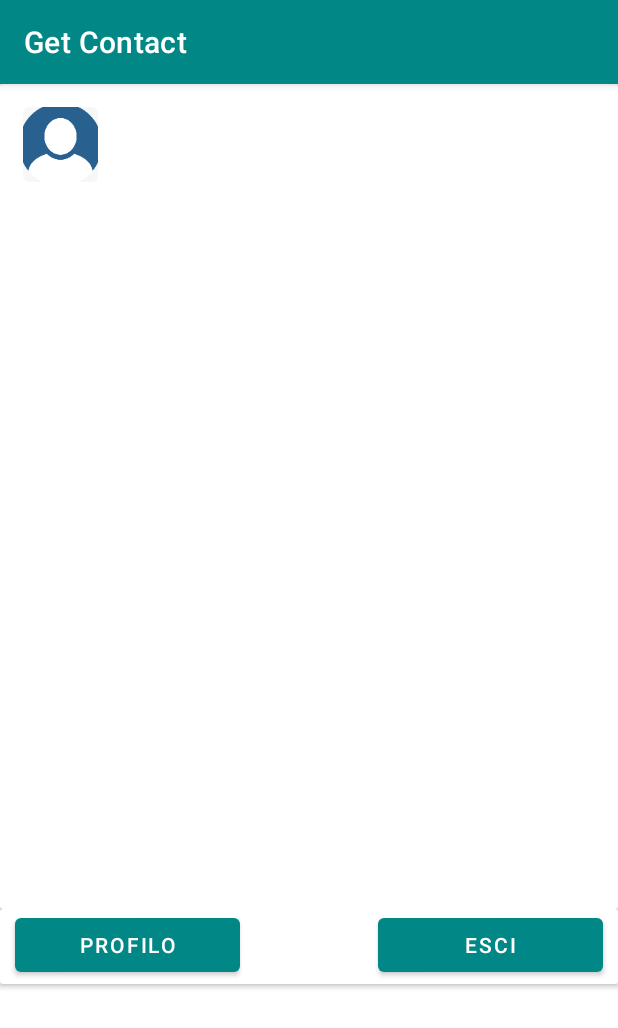
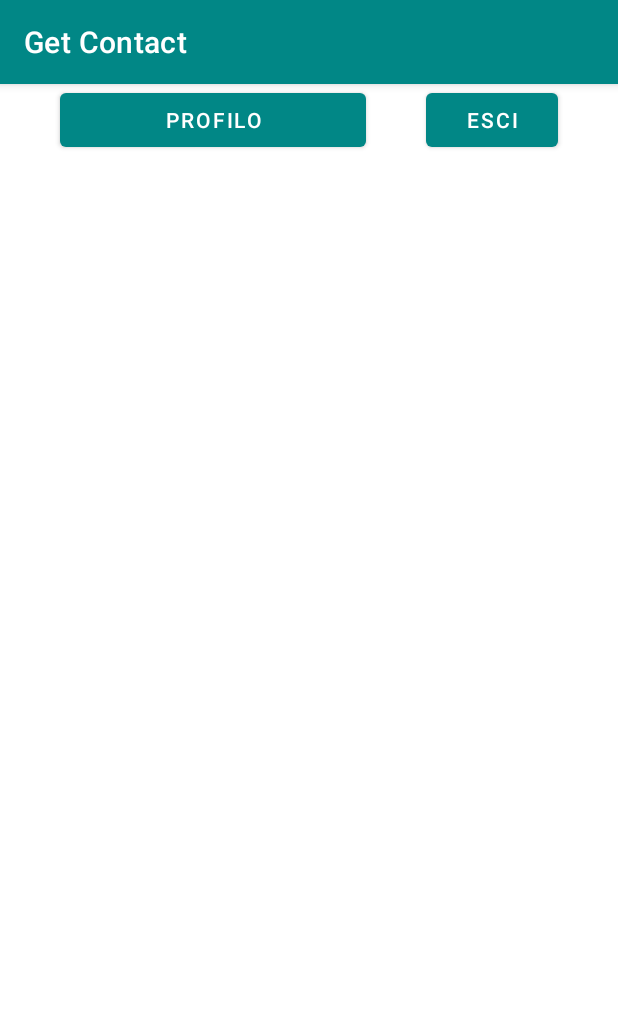
Before and after one commit to giadagabriele/Infocard, an Android app: the screen it shows after launch once a user with an empty profile is signed in (HomeActivity), on a phone screen of 412 x 824 dp. Shown: the top 1028 px of the screen. Run offline under Robolectric (Android 15) with nearby library versions, the phone set to English and light mode, and no system bars; our stand-ins replace Firebase (no records; nobody signed in at launch, a user with empty details on screens opened directly).

Commit message:
home fatta

```diff
--- a/app/src/main/java/com/example/contatti/EditActivity.java
+++ b/app/src/main/java/com/example/contatti/EditActivity.java
@@ -51,7 +51,7 @@
                 else{
                     nickname=aggiungiTextFieldVuoto(l,"Nickname",InputType.TYPE_CLASS_TEXT);
                     numero=aggiungiTextFieldVuoto(l,"Numero di telefono",InputType.TYPE_CLASS_PHONE);
-                    email=aggiungiTextFieldVuoto(l, "Email", InputType.TYPE_TEXT_VARIATION_EMAIL_ADDRESS);
+                    email=aggiungiTextField(l, auth.getCurrentUser().getEmail(), InputType.TYPE_TEXT_VARIATION_EMAIL_ADDRESS);
                 }
             }
 
--- a/app/src/main/java/com/example/contatti/HomeActivity.java
+++ b/app/src/main/java/com/example/contatti/HomeActivity.java
@@ -66,6 +66,7 @@
                     }
                     recyclerView = findViewById(R.id.recycler);
                     recyclerView.setLayoutManager(new LinearLayoutManager(context));
+                    recyclerView.setHasFixedSize(true);
                     adapter = new HomeAdapter(context, contatti);
                     recyclerView.setAdapter(adapter);
                 }
--- a/app/src/main/java/com/example/contatti/HomeAdapter.java
+++ b/app/src/main/java/com/example/contatti/HomeAdapter.java
@@ -46,9 +46,7 @@
     @NonNull
     @Override
     public HomeAdapter.ViewHolder onCreateViewHolder(@NonNull ViewGroup parent, int viewType) {
-        ////////////////////////////////////////////////////////////////////////////////
-        View view = inflater.inflate(R.layout.activity_home, parent, false);
-        ////////////////////////////////////////////////////////////////////////////////
+        View view = inflater.inflate(R.layout.milena, parent, false);
         return new HomeAdapter.ViewHolder(view);
     }
 
--- a/app/src/main/java/com/example/contatti/ProfileActivity.java
+++ b/app/src/main/java/com/example/contatti/ProfileActivity.java
@@ -31,6 +31,7 @@
         final TextView nicknameEditText = findViewById(R.id.contatto_nickname);
         final TextView emailEditText = findViewById(R.id.contatto_email);
         final TextView numberEditText = findViewById(R.id.contatto_numeroDiTelefono);
+        emailEditText.setText(auth.getCurrentUser().getEmail());
         databaseReference.addValueEventListener(new ValueEventListener() {
             @Override
             public void onDataChange(@NonNull DataSnapshot snapshot) {
@@ -38,7 +39,6 @@
                 && snapshot.child(key).child("email").getValue()!=null) {
                     nicknameEditText.setText(snapshot.child(key).child("nickname").getValue().toString());
                     numberEditText.setText(snapshot.child(key).child("numeroDiTelefono").getValue().toString());
-                    emailEditText.setText(snapshot.child(key).child("email").getValue().toString());
                 }
             }
 
--- a/app/src/main/res/layout/activity_home.xml
+++ b/app/src/main/res/layout/activity_home.xml
@@ -1,100 +1,42 @@
 <?xml version="1.0" encoding="utf-8"?>
-<androidx.constraintlayout.widget.ConstraintLayout xmlns:android="http://schemas.android.com/apk/res/android"
-    xmlns:app="http://schemas.android.com/apk/res-auto"
-    xmlns:tools="http://schemas.android.com/tools"
-    android:layout_width="match_parent"
-    android:layout_height="match_parent"
-    tools:context=".HomeActivity">
-
-    <LinearLayout
-        android:id="@+id/home_view"
-        android:layout_width="match_parent"
-        android:layout_height="match_parent"
-        android:orientation="vertical">
-
-        <androidx.cardview.widget.CardView
-            android:id="@+id/cardview_home"
-            android:layout_width="match_parent"
-            android:layout_height="550dp">
+<RelativeLayout
+    xmlns:android="http://schemas.android.com/apk/res/android" android:layout_width="match_parent"
+    android:layout_height="match_parent">
 
     <RelativeLayout
+        android:id="@+id/relative"
         android:layout_width="match_parent"
+        android:layout_height="wrap_content">
+
+        <Button
+            android:id="@+id/profilo"
+            android:layout_width="115dp"
             android:layout_height="wrap_content"
-                android:padding="15dp">
-
-                <ImageView
-                    android:id="@+id/home_foto"
-                    android:layout_width="50dp"
-                    android:layout_height="50dp"
             android:layout_alignParentStart="true"
             android:layout_alignParentLeft="true"
-                    android:layout_alignParentTop="true"
-                    android:layout_marginEnd="15dp"
-                    android:layout_marginRight="15dp"
-                    android:contentDescription="@string/todo"
-                    android:src="@mipmap/ic_launcher_round" />
+            android:layout_marginStart="40dp"
+            android:layout_marginLeft="40dp"
+            android:layout_marginEnd="40dp"
+            android:layout_marginRight="40dp"
+            android:layout_toStartOf="@+id/esci_home"
+            android:layout_toLeftOf="@+id/esci_home"
+            android:text="@string/profilo" />
+
+        <Button
+            android:id="@+id/esci_home"
+            android:layout_width="wrap_content"
+            android:layout_height="wrap_content"
+            android:layout_alignParentEnd="true"
+            android:layout_alignParentRight="true"
+            android:layout_marginEnd="40dp"
+            android:layout_marginRight="40dp"
+            android:text="@string/esci" />
+
+    </RelativeLayout>
 
     <androidx.recyclerview.widget.RecyclerView
         android:id="@+id/recycler"
         android:layout_width="match_parent"
-                    android:layout_height="match_parent">
-
-                </androidx.recyclerview.widget.RecyclerView>
-
-                <TextView
-                    android:id="@+id/home_email"
-                    android:layout_width="wrap_content"
-                    android:layout_height="wrap_content"
-                    android:layout_below="@+id/home_numeroDiTelefono"
-                    android:layout_marginTop="15dp"
-                    android:textSize="15sp" />
-
-                <TextView
-                    android:id="@+id/home_nickname"
-                    android:layout_width="wrap_content"
-                    android:layout_height="wrap_content"
-                    android:layout_centerHorizontal="true"
-                    android:layout_toEndOf="@+id/home_foto"
-                    android:layout_toRightOf="@+id/home_foto"
-                    android:textSize="15sp" />
-
-                <TextView
-                    android:id="@+id/home_numeroDiTelefono"
-                    android:layout_width="wrap_content"
-                    android:layout_height="wrap_content"
-                    android:layout_below="@+id/home_foto"
-                    android:layout_marginTop="15dp"
-                    android:textSize="15sp" />
-
+        android:layout_height="match_parent"
+        android:layout_below="@+id/relative"/>
 </RelativeLayout>
-        </androidx.cardview.widget.CardView>
-
-        <androidx.cardview.widget.CardView
-            android:layout_width="match_parent"
-            android:layout_height="50dp">
-
-            <Button
-                android:id="@+id/profilo"
-                android:layout_width="150dp"
-                android:layout_height="wrap_content"
-                android:layout_gravity="start"
-                android:layout_marginStart="10dp"
-                android:layout_marginLeft="10dp"
-                android:enabled="true"
-                android:text="@string/profilo" />
-
-            <Button
-                android:id="@+id/esci_home"
-                android:layout_width="150dp"
-                android:layout_height="wrap_content"
-                android:layout_gravity="end"
-                android:layout_marginEnd="10dp"
-                android:layout_marginRight="10dp"
-                android:enabled="true"
-                android:text="@string/esci" />
-
-        </androidx.cardview.widget.CardView>
-
-    </LinearLayout>
-
-</androidx.constraintlayout.widget.ConstraintLayout>
```
Also changed, not shown: app/src/main/res/layout/activity_registration.xml (+8 -8 lines), app/src/main/res/layout/milena.xml (added, +62 -0 lines). Lines whose indentation alone changed are shown as unchanged.
